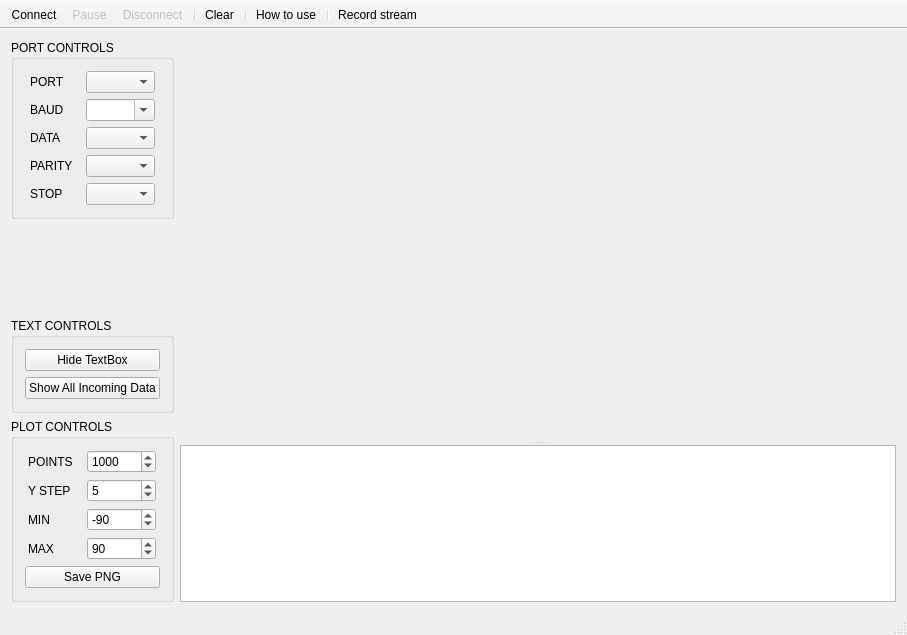
The window that mainwindow.ui (CieNTi/serial_port_plotter) describes before a commit, drawn with Qt 5.
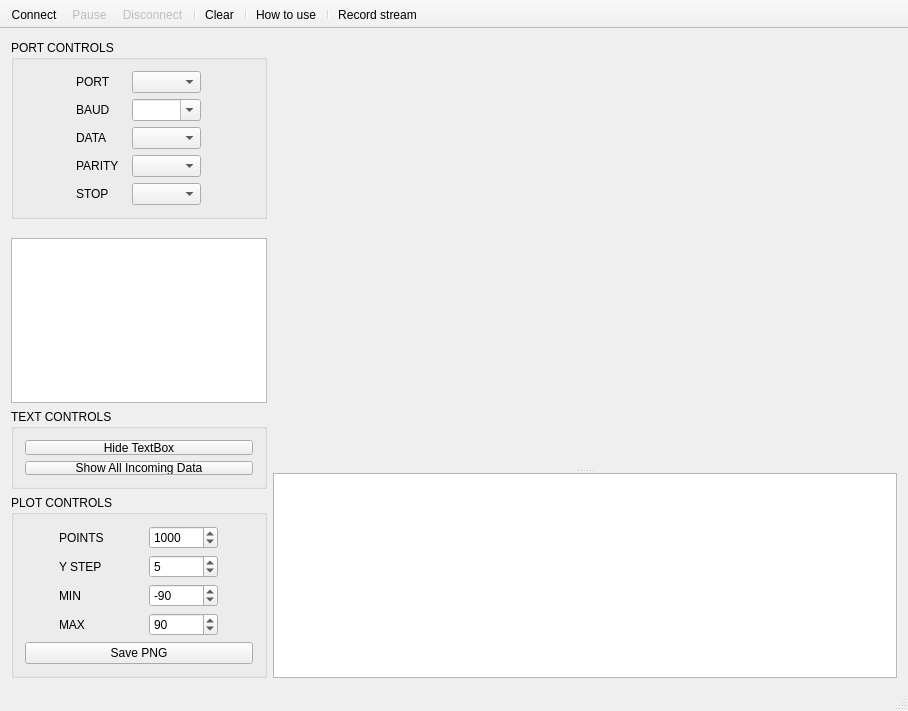
The same window after the commit. Icons and pictures are not drawn. Custom widgets are drawn as their Qt base class.

Commit message: Add Channel ListView

Patch:
```diff
--- a/mainwindow.ui
+++ b/mainwindow.ui
@@ -6,8 +6,8 @@
    <rect>
     <x>0</x>
     <y>0</y>
-    <width>907</width>
-    <height>635</height>
+    <width>908</width>
+    <height>711</height>
    </rect>
   </property>
   <property name="minimumSize">
@@ -253,6 +253,28 @@
         </property>
        </spacer>
       </item>
+      <item>
+       <widget class="QListView" name="listView_Channels">
+        <property name="sizePolicy">
+         <sizepolicy hsizetype="Minimum" vsizetype="Expanding">
+          <horstretch>0</horstretch>
+          <verstretch>0</verstretch>
+         </sizepolicy>
+        </property>
+        <property name="minimumSize">
+         <size>
+          <width>150</width>
+          <height>0</height>
+         </size>
+        </property>
+        <property name="editTriggers">
+         <set>QAbstractItemView::NoEditTriggers</set>
+        </property>
+        <property name="selectionRectVisible">
+         <bool>true</bool>
+        </property>
+       </widget>
+      </item>
       <item>
        <widget class="QGroupBox" name="gridGroupBox">
         <property name="minimumSize">
```
The commit also changes 4 other files.
